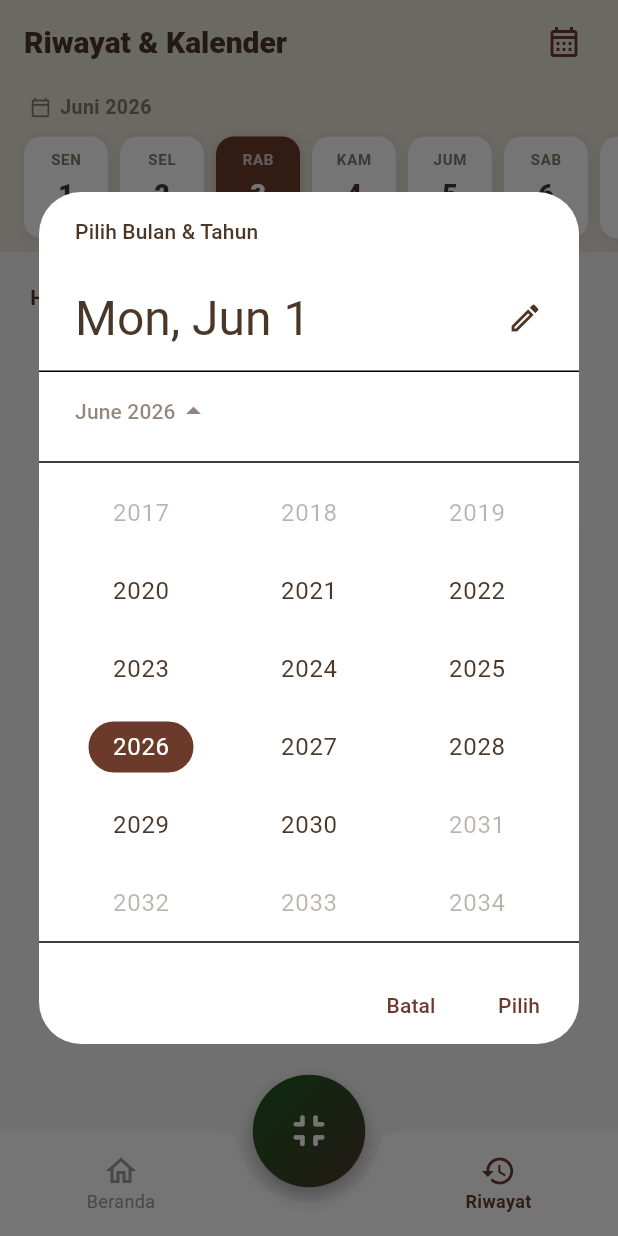
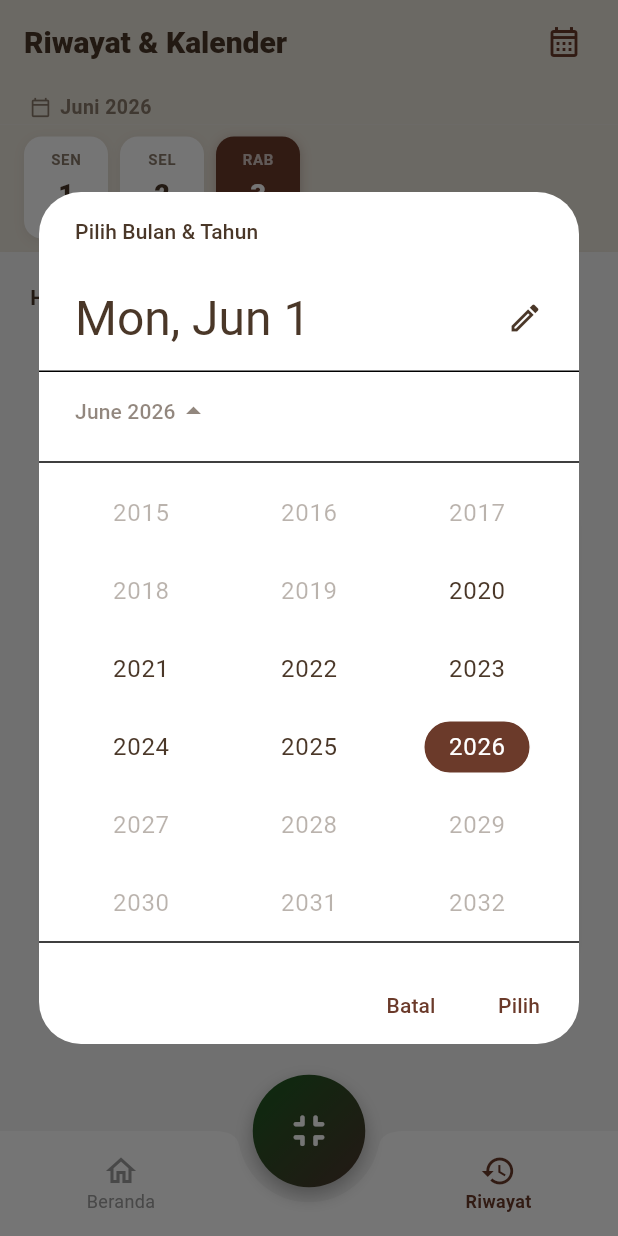
Before and after one commit to nazwaaadn/leafy, a Flutter app: the HistoryView screen opened by its route, after a tap on the "calendar month" icon, on a phone screen of 412 x 824 dp. Run offline on Flutter 3.47's test engine with Material 3 defaults, Android fonts, the phone set to English and light mode, and no system bars; our stand-ins replace camera, connectivity_plus, flutter_dotenv, get, go_router, hive and 3 more; missing offline and left inert: flutter_vision, mongo_dart; accounts and stored records are empty.

Commit message:
Batasi pilihan tanggal riwayat hingga tanggal saat ini

```diff
--- a/lib/data/services/mongo_service.dart
+++ b/lib/data/services/mongo_service.dart
@@ -56,7 +56,6 @@ class MongoService {
     }
   }
 
-  // ─── ScanHistoryRecord (riwayat scan yang tampil di UI history) ────────────
   Future<void> insertScanHistory(ScanHistoryRecord record) async {
     final col = await _getCollection('scan_history');
     await col.insertOne({
@@ -71,17 +70,30 @@ class MongoService {
 
   Future<Map<String, List<Map<String, dynamic>>>> getScanHistoryGroupedByDate({
     String? userId,
+    DateTime? month,
   }) async {
     try {
       final col = await _getCollection('scan_history');
       final query = where.exists('_id').sortBy('scannedAt', descending: true);
       final docs = await col.find(query).toList();
 
+      final now = DateTime.now();
+      final currentMonth = DateTime(now.year, now.month);
+
+      if (month != null) {
+        final requestedMonth = DateTime(month.year, month.month);
+        if (requestedMonth.isAfter(currentMonth)) {
+          debugPrint('[MongoService] getScanHistoryGroupedByDate: periode masa depan ditolak');
+          return {};
+        }
+      }
+
       final Map<String, List<Map<String, dynamic>>> grouped = {};
       for (final doc in docs) {
         final raw = doc['scannedAt']?.toString() ?? '';
         final dt = DateTime.tryParse(raw)?.toLocal();
         if (dt == null) continue;
+        if (dt.isAfter(now)) continue;
         final key = _fmtDate(dt);
         grouped.putIfAbsent(key, () => []).add(doc);
       }
@@ -92,7 +104,6 @@ class MongoService {
     }
   }
 
-  // ─── DetectionResult (raw detections) ──────────────────────────────────────
   Future<void> insertDetection(DetectionResult result) async {
     final col = await _getCollection('detections');
     await col.insertOne({
@@ -149,7 +160,6 @@ class MongoService {
 
       final SelectorBuilder baseQuery = where.exists('_id');
 
-      // 1. Ambil dari scan_history
       final historyCol = await _getCollection('scan_history');
       final historyDocs = await historyCol.find(baseQuery).toList();
       for (final doc in historyDocs) {
@@ -161,7 +171,6 @@ class MongoService {
         }
       }
 
-      // 2. Ambil dari detections (lama) untuk backward compatibility, hindari duplikasi ID
       final detectionsCol = await _getCollection('detections');
       final detectionDocs = await detectionsCol.find(baseQuery).toList();
       for (final doc in detectionDocs) {
--- a/lib/features/history/history_controller.dart
+++ b/lib/features/history/history_controller.dart
@@ -237,16 +237,27 @@ class HistoryController extends GetxController {
 
   List<DateTime> get calendarDays {
     final m = activeMonth.value;
+    final now = DateTime.now();
+    final today = DateTime(now.year, now.month, now.day);
+    final totalDays = daysInActiveMonth;
     return List.generate(
-      daysInActiveMonth,
+      totalDays,
       (i) => DateTime(m.year, m.month, i + 1),
-    );
+    ).where((d) => !d.isAfter(today)).toList();
   }
 
   void changeMonth(DateTime picked) {
-    final newMonth = DateTime(picked.year, picked.month);
+    final now = DateTime.now();
+    final currentMonth = DateTime(now.year, now.month);
+    final pickedMonth = DateTime(picked.year, picked.month);
+
+    // Tolak bulan/tahun di masa depan
+    if (pickedMonth.isAfter(currentMonth)) return;
+
+    final newMonth = pickedMonth;
     activeMonth.value = newMonth;
 
+    // Jika bulan yang dipilih adalah bulan ini, batas hari maksimal adalah hari ini
     final firstDay = DateTime(newMonth.year, newMonth.month, 1);
     selectedDate.value = firstDay;
 
@@ -268,6 +279,11 @@ class HistoryController extends GetxController {
   }
 
   void selectDate(DateTime date) {
+    final now = DateTime.now();
+    final today = DateTime(now.year, now.month, now.day);
+    final target = DateTime(date.year, date.month, date.day);
+    // Tolak tanggal di masa depan
+    if (target.isAfter(today)) return;
     selectedDate.value = date;
   }
 
--- a/lib/features/history/history_view.dart
+++ b/lib/features/history/history_view.dart
@@ -18,7 +18,6 @@ class HistoryView extends StatelessWidget {
         children: [
           _buildMonthHeader(controller),
           _buildCalendar(controller),
-          // Banner "Menunggu Sinkronisasi" — hanya muncul jika ada pending
           Obx(() {
             final pending = controller.pendingCount.value;
             if (pending == 0) return const SizedBox.shrink();
@@ -114,9 +113,11 @@ class HistoryView extends StatelessWidget {
 
     final picked = await showDatePicker(
       context: context,
-      initialDate: current,
+      initialDate: current.isAfter(DateTime(DateTime.now().year, DateTime.now().month))
+          ? DateTime(DateTime.now().year, DateTime.now().month)
+          : current,
       firstDate: DateTime(2020, 1),
-      lastDate: DateTime(2030, 12),
+      lastDate: DateTime(DateTime.now().year, DateTime.now().month),
       initialDatePickerMode: DatePickerMode.year,
       helpText: 'Pilih Bulan & Tahun',
       cancelText: 'Batal',
```
